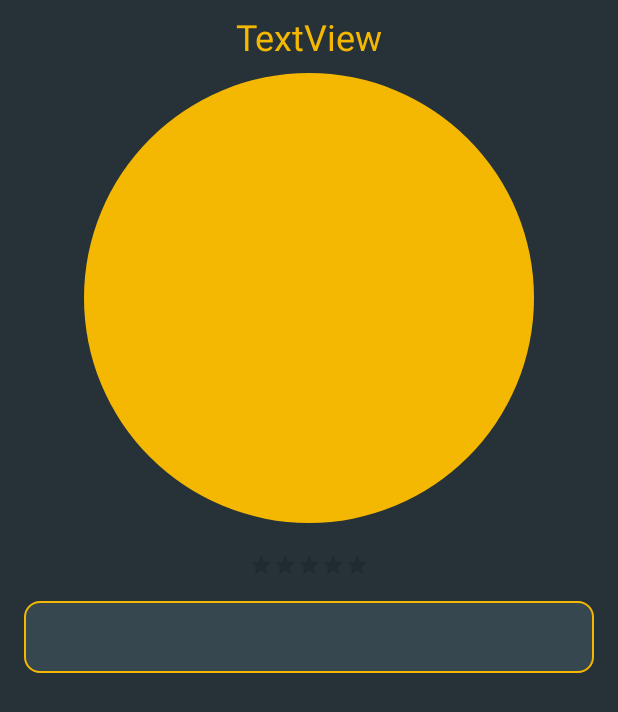
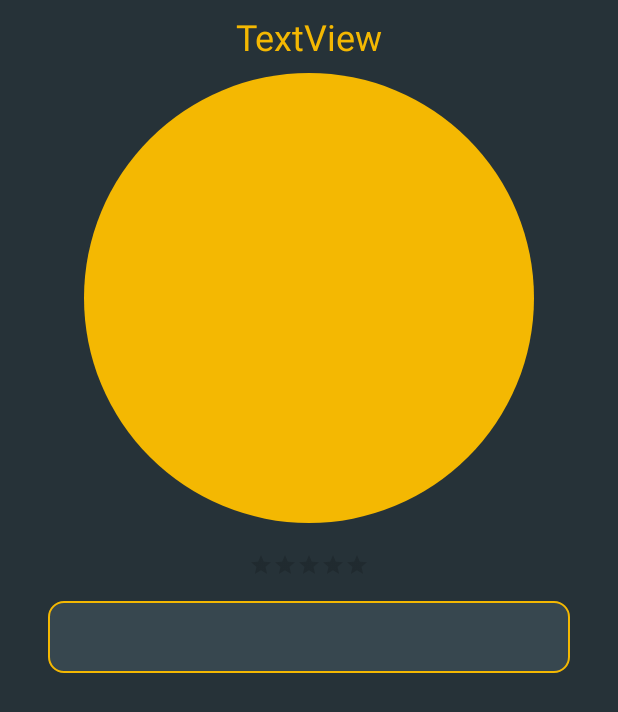
Before and after one commit to YanovskyOr/Beerz, an Android app: the layout fragment_beer_details.xml on its own in the app's theme, with its tools: preview values and no code run, on a phone screen of 412 x 824 dp. Shown: the top 712 px of the screen. Run offline under Robolectric (Android 15) with nearby library versions, the phone set to English and light mode, and no system bars.

Commit message:
added comments to beers

```diff
--- a/app/build.gradle
+++ b/app/build.gradle
@@ -45,5 +45,7 @@ dependencies {
     testImplementation 'android.arch.core:core-testing:1.0.0'
     // Test helpers for Room
     testImplementation 'android.arch.persistence.room:testing:1.0.0'
+    //gson
+    implementation 'com.google.code.gson:gson:2.8.5'
 }
 apply plugin: 'com.google.gms.google-services'
--- a/app/src/main/java/ory/ofir/beerz/AddBeerFragment.java
+++ b/app/src/main/java/ory/ofir/beerz/AddBeerFragment.java
@@ -29,6 +29,8 @@ import android.widget.ProgressBar;
 import android.graphics.Bitmap;
 import android.widget.RatingBar;
 import android.widget.TextView;
+
+import java.util.ArrayList;
 
 import ory.ofir.beerz.Model.Beer;
 import ory.ofir.beerz.Model.Model;
@@ -100,6 +102,9 @@ public class AddBeerFragment extends Fragment {
                         public void onDone(String url) {
                             //save beer object
                             beer.picture = url;
+                            beer.comments = new ArrayList<String>();
+                            beer.comments.add("comment1");
+                            beer.comments.add("comment2");
                             Model.instance.addBeer(beer);
                             getActivity().finish();
                         }
--- a/app/src/main/java/ory/ofir/beerz/Model/AppLocalDb.java
+++ b/app/src/main/java/ory/ofir/beerz/Model/AppLocalDb.java
@@ -3,11 +3,13 @@ package ory.ofir.beerz.Model;
 import android.arch.persistence.room.Database;
 import android.arch.persistence.room.Room;
 import android.arch.persistence.room.RoomDatabase;
+import android.arch.persistence.room.TypeConverters;
 
 import ory.ofir.beerz.MainActivity;
 import ory.ofir.beerz.MyApplication;
 
 @Database(entities = {Beer.class}, version = 1)
+@TypeConverters({Converters.class})
 abstract class AppLocalDbRepository extends RoomDatabase {
     public abstract BeerDao beerDao();
 }
--- a/app/src/main/java/ory/ofir/beerz/View/BeersListFragment.java
+++ b/app/src/main/java/ory/ofir/beerz/View/BeersListFragment.java
@@ -74,6 +74,7 @@ public class BeersListFragment extends Fragment {
                 fragment.rating = br.rating;
                 fragment.image = br.picture;
                 fragment.show(getActivity().getSupportFragmentManager(),"Dialog");
+
 
 //                FragmentTransaction tran = getFragmentManager().beginTransaction();
 //                tran.replace(R.id.main_container, fragment);
--- a/app/src/main/res/layout/fragment_beer_details.xml
+++ b/app/src/main/res/layout/fragment_beer_details.xml
@@ -8,6 +8,7 @@
     android:layout_height="match_parent"
     app:behavior_hideable="true"
     app:behavior_peekHeight="80dp"
+    android:background="@color/colorBgDark"
     app:layout_behavior="@string/bottom_sheet_behavior">
 
     <android.support.constraint.ConstraintLayout xmlns:android="http://schemas.android.com/apk/res/android"
@@ -16,7 +17,7 @@
         android:id="@+id/details_container"
         android:layout_width="match_parent"
         android:layout_height="match_parent"
-        android:background="@color/colorBgDark">
+        >
 
 
         <TextView
@@ -82,8 +83,10 @@
                 <TextView
                     android:id="@+id/beerr_desc_tv"
                     android:layout_width="match_parent"
-                    android:layout_height="match_parent"
+                    android:layout_height="wrap_content"
                     android:layout_marginBottom="8dp"
+                    android:layout_marginEnd="16dp"
+                    android:layout_marginStart="16dp"
                     android:layout_marginTop="16dp"
                     android:background="@drawable/round_corners_ractangle_shape_altr"
                     android:minHeight="48dp"
@@ -91,7 +94,11 @@
                     android:textColor="@color/white"
                     android:textSize="16sp"
                     app:layout_constraintBottom_toBottomOf="parent"
+                    app:layout_constraintEnd_toEndOf="parent"
+                    app:layout_constraintStart_toStartOf="parent"
                     app:layout_constraintTop_toBottomOf="@+id/beer_rating_rb" />
+
+
 
                 <!--<TextView-->
                 <!--android:layout_width="match_parent"-->
```
Also changed, not shown: app/src/main/java/ory/ofir/beerz/Model/Beer.java (+20 -0 lines), app/src/main/java/ory/ofir/beerz/Model/Converters.java (added, +30 -0 lines), 1 other file.
